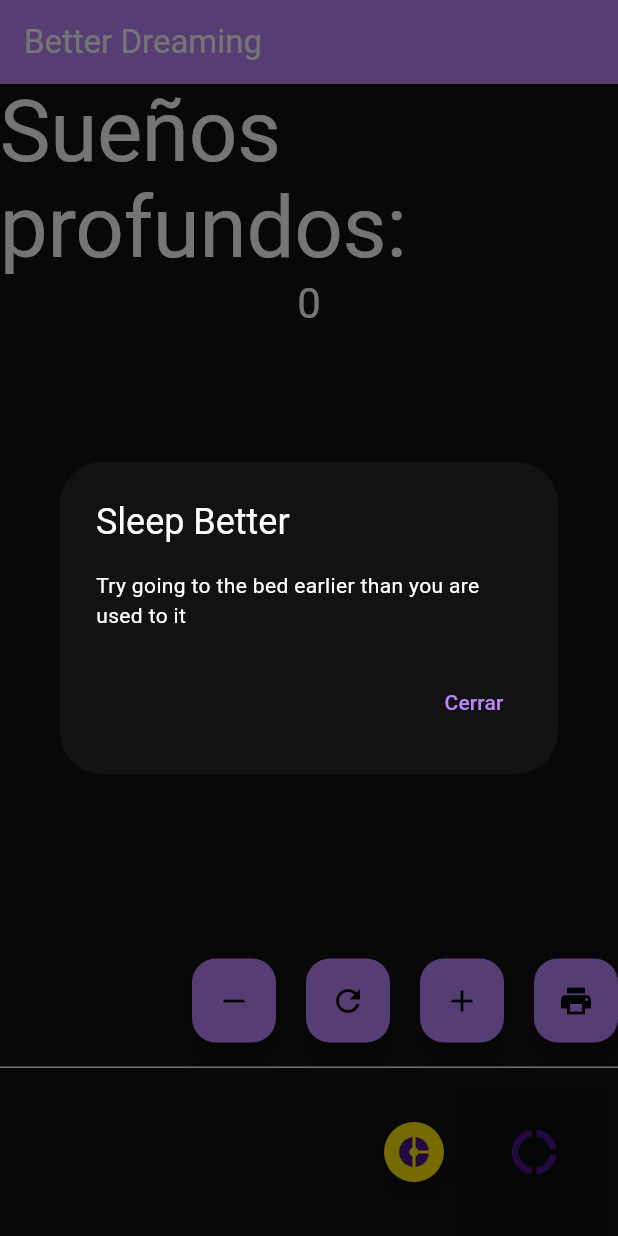
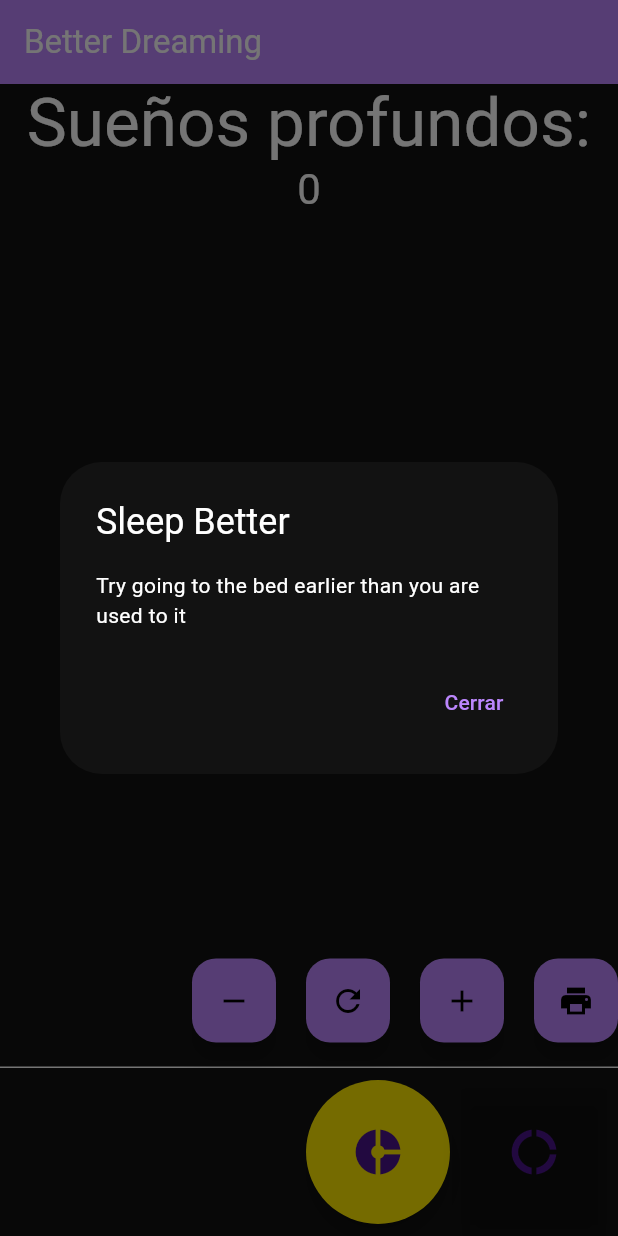
Before and after one commit to KahanaEnder/better_dreaming, a Flutter app: the screen it shows after launch, after a tap on the "donut large" icon, on a phone screen of 412 x 824 dp. Run offline on Flutter 3.47's test engine with Material 3 defaults, Android fonts, the phone set to English and light mode, and no system bars.

Commit message:
Minimo cambio para no volver a tocarlo mas por ahora

```diff
--- a/lib/main.dart
+++ b/lib/main.dart
@@ -127,7 +127,7 @@ void _mostrarDialogo(BuildContext context,String titulo, String contenido) {
   Widget build(BuildContext context) {
     var textoComoVariable = Text(
               'Sueños profundos:', // Texto cambiado
-              style: Theme.of(context).textTheme.displayLarge,
+              style: Theme.of(context).textTheme.displayMedium,
             );
 
 
@@ -208,7 +208,7 @@ void _mostrarDialogo(BuildContext context,String titulo, String contenido) {
 
 
 
-        FloatingActionButton.small(
+        FloatingActionButton.large(
           onPressed: () {
             titulo = "Duerme Mejor";
             contenido = "Intenta ir a la cama antes de lo que estas acostumbrado";
@@ -227,7 +227,7 @@ void _mostrarDialogo(BuildContext context,String titulo, String contenido) {
 
 
         FloatingActionButton.large(
-          onPressed: () => _mostrarDialogo(context,titulo,contenido),
+          onPressed: () => _mostrarDialogo(context,titulo = "Sleep Better",contenido = "Try going to the bed earlier than you are used to it"),
           tooltip: "Botón grande",
           backgroundColor: Color.fromARGB(0, 0, 0, 0),
           foregroundColor: Colors.purple.shade900,
```
